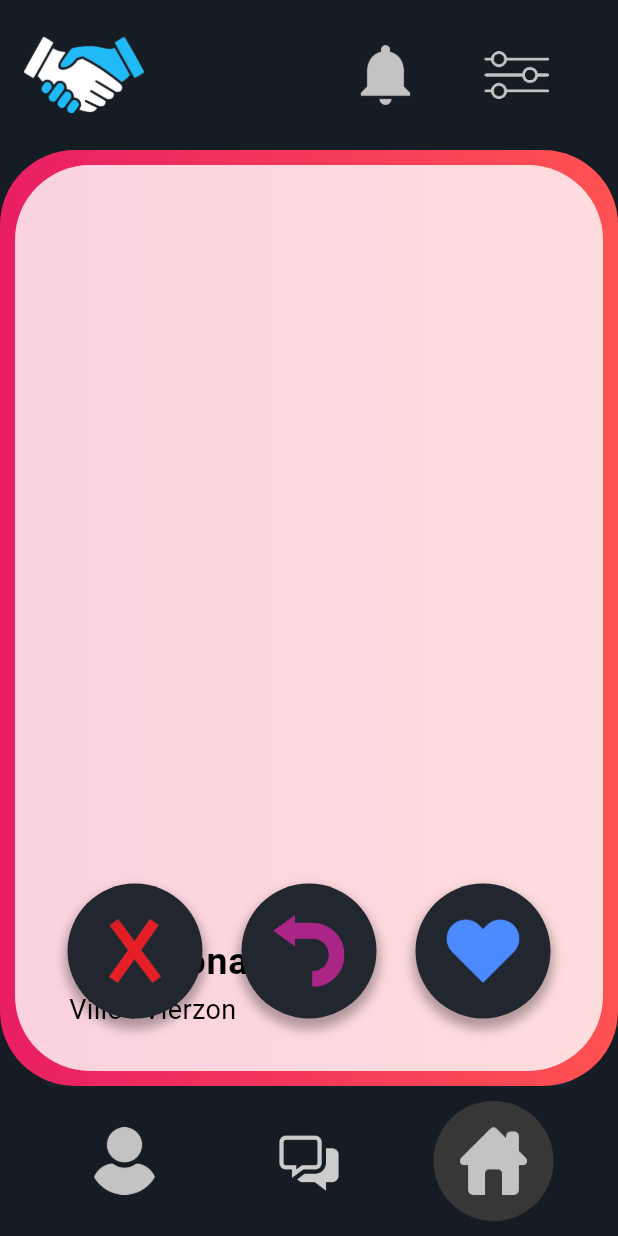
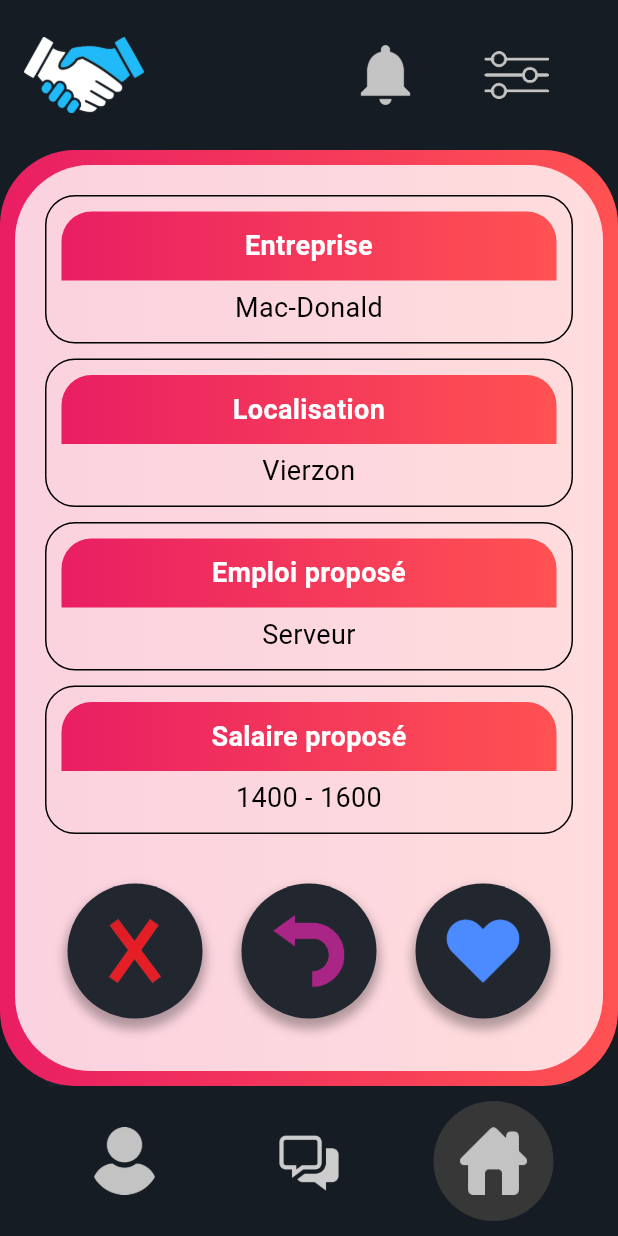
Before and after one commit to algosup/2023-2024-project-5-flutter-team-5, a Flutter app: the MPage screen opened directly, on a phone screen of 412 x 824 dp. Run offline on Flutter 3.47's test engine with Material 3 defaults, Android fonts, the light colour scheme and no system bars; drawn by our look-alikes of flutter_card_swiper; our stand-ins replace fluttertoast, multi_select_flutter.

Commit message:
final version of the match pages

```diff
--- a/App/lib/company/match_page.dart
+++ b/App/lib/company/match_page.dart
@@ -114,7 +114,7 @@
   }
 
   Widget _buildInfoBox(String title, String content, LinearGradient gradient) {
-    final List<String> titleLines = title.split('\n');
+    title.split('\n');
     final List<String> contentLines = content.split('\n');
 
     return Container(
--- a/App/lib/connection/login_page.dart
+++ b/App/lib/connection/login_page.dart
@@ -1,4 +1,3 @@
-import 'package:flutter/foundation.dart';
 import 'package:flutter/material.dart';
 import 'package:fluttertoast/fluttertoast.dart';
 
--- a/App/lib/job_seeker/match_page.dart
+++ b/App/lib/job_seeker/match_page.dart
@@ -12,8 +12,10 @@
 class Profile {
   final String name;
   final String location;
+  final String job;
+  final String salary;
 
-  Profile({required this.name, required this.location});
+  Profile({required this.name, required this.location, required this.job, required this.salary});
 }
 
 class ExampleCard extends StatelessWidget {
@@ -62,29 +64,89 @@
         ),
         child: Padding(
           padding: const EdgeInsets.all(20.0),
+          child: Center(
             child: Column(
-            mainAxisAlignment: MainAxisAlignment.end,
+              mainAxisAlignment: MainAxisAlignment.center,
               children: [
-              ListTile(
-                title: Text(
+                Expanded(
+                  child: Column(
+                    children: [
+                      _buildInfoBox(
+                        'Entreprise',
                         profile.name,
+                        gradient
+                      ),
+                      const SizedBox(height: 10),
+                      _buildInfoBox(
+                        'Localisation',
+                        profile.location,
+                        gradient
+                      ),
+                      const SizedBox(height: 10),
+                      _buildInfoBox(
+                        'Emploi proposé',
+                        profile.job,
+                        gradient
+                      ),
+                      const SizedBox(height: 10),
+                      _buildInfoBox(
+                        'Salaire proposé',
+                        profile.salary,
+                        gradient
+                      ),
+                    ],
+                  ),
+                ),
+              ],
+            ),
+          ),
+        ),
+      ),
+    );
+  }
+
+  Widget _buildInfoBox(String title, String content, LinearGradient gradient) {
+    title.split('\n');
+    final List<String> contentLines = content.split('\n');
+
+    return Container(
+      padding: const EdgeInsets.all(10.0),
+      width: double.infinity,
+      decoration: BoxDecoration(
+        border: Border.all(color: Colors.black),
+        borderRadius: BorderRadius.circular(20),
+      ),
+      child: Column(
+        crossAxisAlignment: CrossAxisAlignment.center,
+        children: [
+          Container(
+            width: double.infinity,
+            padding: const EdgeInsets.all(10.0),
+            decoration: BoxDecoration(
+              borderRadius: const BorderRadius.vertical(top: Radius.circular(20)),
+              gradient: gradient,
+            ),
+            child: Text(
+              title,
+              textAlign: TextAlign.center,
               style: const TextStyle(
-                    color: Colors.black,
-                    fontSize: 25,
+                color: Colors.white,
+                fontSize: 18,
                 fontWeight: FontWeight.bold,
               ),
             ),
-                subtitle: Text(
-                  'Ville : ${profile.location}',
+          ),
+          const SizedBox(height: 5),
+          for (String line in contentLines)
+            Text(
+              line,
+              textAlign: TextAlign.center,
               style: const TextStyle(
                 color: Colors.black,
                 fontSize: 18,
               ),
             ),
-              ),
         ],
-          ),
-        ),
       ),
     );
   }
@@ -101,10 +163,10 @@
   final GlobalKey cardSwiperHome = GlobalKey();
   final CardSwiperController controller = CardSwiperController();
   final List<Profile> candidates = [
-    Profile(name: 'Mac-Donald', location: 'Vierzon'),
-    Profile(name: 'Skill-Issue®', location: 'Paris'),
-    Profile(name: 'Rick-Roller', location: 'Never-Gonna'),
-    Profile(name: 'Ledger', location: 'Moscow'),
+    Profile(name: 'Mac-Donald', location: 'Vierzon', job: 'Serveur', salary: '1400 - 1600'),
+    Profile(name: 'Skill-Issue®', location: 'Paris', job: 'Developpeur', salary: '1600 - 1900'),
+    Profile(name: 'Rick-Roller', location: 'Dijon', job: 'Securité', salary: '3000 - 3500'),
+    Profile(name: 'Ledger', location: 'Moscow', job: 'Chef de projet', salary: '2400 - 2700'),
   ];
 
   late final List<Widget> cards;
```
Lines whose indentation alone changed are shown as unchanged.
